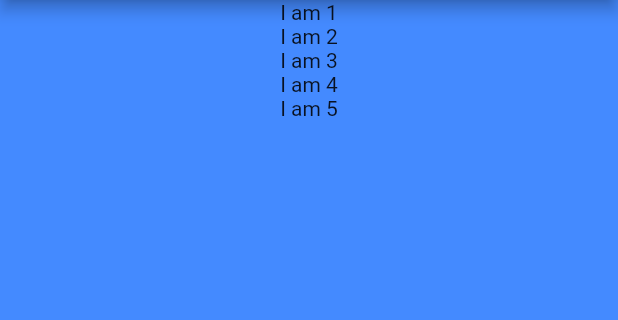
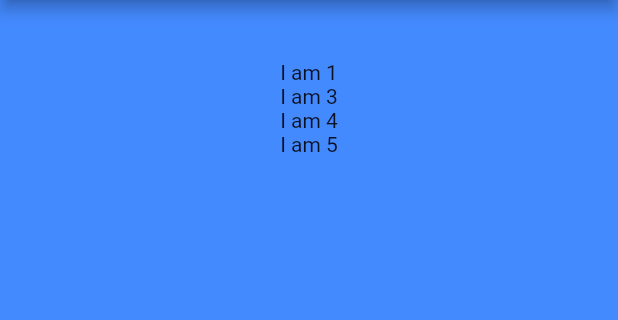
Before and after one commit to Mohammedazzam/my_first_flutter_app, a Flutter app: the screen it shows after launch, on a phone screen of 412 x 824 dp, the part 84-404 px from its top. Run offline on Flutter 3.47's test engine with Material 2 defaults, Android fonts, the phone set to English and light mode, and no system bars.

Commit message:
2.9(عمل padding)

```diff
--- a/lib/main.dart
+++ b/lib/main.dart
@@ -33,12 +33,19 @@ class _MyHomePageState extends State<MyHomePage> {
       ),
       body: Container(
 //        width: 250,
-        width: MediaQuery.of(context).size.width,//هيك أنا أخذت العرض الحقيقي للشاشة
+        width: MediaQuery.of(context)
+            .size
+            .width, //هيك أنا أخذت العرض الحقيقي للشاشة
         color: Colors.blueAccent,
         child: Column(
           children: <Widget>[
+            Padding(
+              padding: EdgeInsets.only(top: 25,bottom: 15),
+            ),
+//            Padding(
+//              child: Text("I am 2"),
+//            ),
             Text("I am 1"),
-            Text("I am 2"),
             Text("I am 3"),
             Text("I am 4"),
             Text("I am 5"),
```
